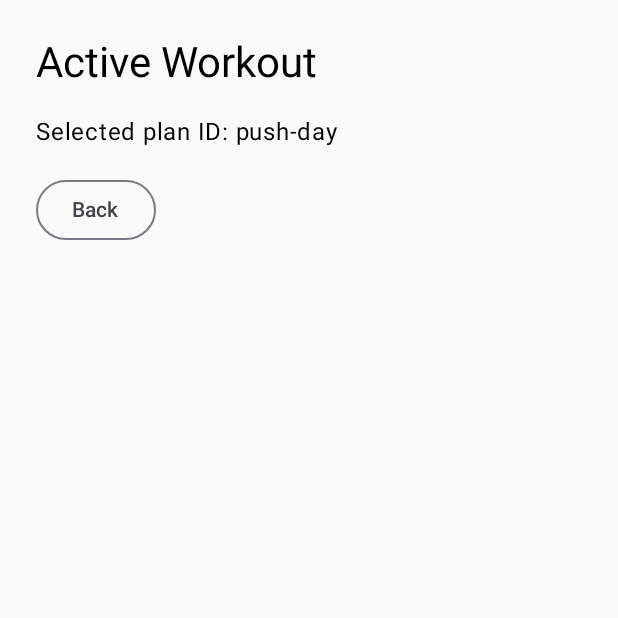
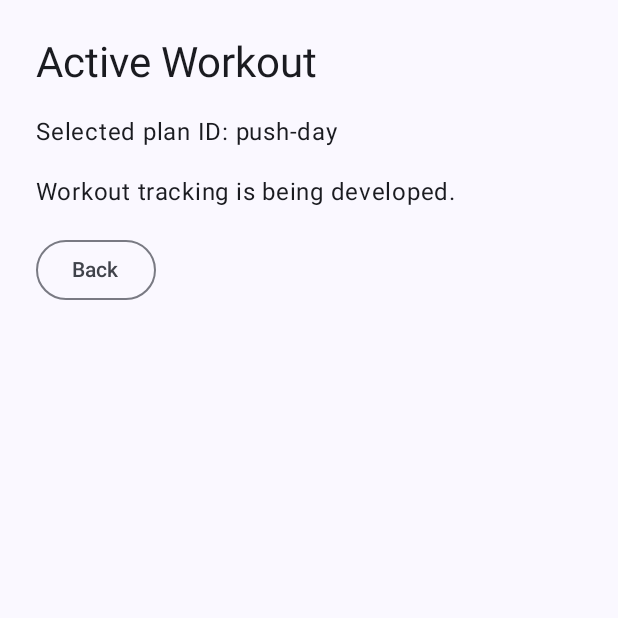
Before and after one commit to zhanibekmb/FitTrack, an Android app built with Jetpack Compose: the PlansPlaceholderScreen screen opened through its navigation route, after a tap on "Start Workout", on a phone screen of 412 x 824 dp, the top half of it. Run offline under Robolectric (Android 15) with nearby library versions, the phone set to English and light mode, and no system bars.

Commit message:
Improve dashboard state and safe placeholder navigation

```diff
--- a/app/src/main/java/com/example/fittrack/navigation/FitTrackNavGraph.kt
+++ b/app/src/main/java/com/example/fittrack/navigation/FitTrackNavGraph.kt
@@ -1,127 +1,95 @@
-
 package com.example.fittrack.navigation
 
-import androidx.compose.runtime.Composable
-import androidx.compose.runtime.getValue
+import androidx.compose.foundation.layout.padding
+import androidx.compose.material3.Scaffold
+import androidx.compose.material3.SnackbarHost
+import androidx.compose.material3.SnackbarHostState
+import androidx.compose.runtime.*
+import androidx.compose.ui.Modifier
+import androidx.compose.ui.res.stringResource
 import androidx.lifecycle.compose.collectAsStateWithLifecycle
 import androidx.lifecycle.viewmodel.compose.viewModel
 import androidx.navigation.NavType
-import androidx.navigation.compose.NavHost
-import androidx.navigation.compose.composable
-import androidx.navigation.compose.rememberNavController
+import androidx.navigation.compose.*
 import androidx.navigation.navArgument
-
+import com.example.fittrack.R
 import com.example.fittrack.data.repository.FitTrackContainer
-import com.example.fittrack.ui.home.HomeScreen
-import com.example.fittrack.ui.home.HomeViewModel
-import com.example.fittrack.ui.home.HomeViewModelFactory
+import com.example.fittrack.ui.home.*
+import kotlinx.coroutines.launch
 
 @Composable
 fun FitTrackNavGraph() {
+    val navController = rememberNavController()
+    val repository = FitTrackContainer.repository
+    val snackbar = remember { SnackbarHostState() }
+    val scope = rememberCoroutineScope()
+    val conflictMessage = stringResource(R.string.workout_conflict)
+    val invalidMessage = stringResource(R.string.invalid_plan)
 
-    val navController = rememberNavController()
+    fun openWorkout(planId: String) {
+        val active = repository.activeSession.value
+        val message = when {
+            repository.plans.value.none { it.id == planId } -> invalidMessage
+            active != null && active.planId != planId -> conflictMessage
+            active == null && repository.startWorkout(planId) == null -> invalidMessage
+            else -> null
+        }
+        if (message != null) {
+            scope.launch { snackbar.showSnackbar(message) }
+        } else {
+            navController.navigate(Routes.workout(planId)) { launchSingleTop = true }
+        }
+    }
 
-    // Shared Repository for all screens
-    val repository = FitTrackContainer.repository
-
+    // Apply system-bar insets once for all current screens.
+    Scaffold(snackbarHost = { SnackbarHost(snackbar) }) { padding ->
         NavHost(
             navController = navController,
-        startDestination = Routes.HOME
+            startDestination = Routes.HOME,
+            modifier = Modifier.padding(padding)
         ) {
-
-        // HOME
             composable(Routes.HOME) {
-
                 val homeViewModel: HomeViewModel = viewModel(
                     factory = HomeViewModelFactory(repository)
                 )
-
-            val uiState by homeViewModel.uiState
-                .collectAsStateWithLifecycle()
-
+                val uiState by homeViewModel.uiState.collectAsStateWithLifecycle()
                 HomeScreen(
                     uiState = uiState,
-
                     onOpenPlans = {
-                    navController.navigate(Routes.PLANS)
+                        navController.navigate(Routes.PLANS) { launchSingleTop = true }
                     },
-
                     onOpenHistory = {
-                    navController.navigate(Routes.HISTORY)
-                }
+                        navController.navigate(Routes.HISTORY) { launchSingleTop = true }
+                    },
+                    onResumeWorkout = { openWorkout(it) }
                 )
             }
-
-        // PLANS
-
             composable(Routes.PLANS) {
-
-            val plans by repository.plans
-                .collectAsStateWithLifecycle()
-
+                val plans by repository.plans.collectAsStateWithLifecycle()
                 PlansPlaceholderScreen(
                     plans = plans,
-
-                onStartWorkout = { planId ->
-
-                    val active = repository.activeSession.value
-
-                    if (active == null) {
-
-                        val session = repository.startWorkout(planId)
-
-                        if (session != null) {
-                            navController.navigate(
-                                Routes.workout(planId)
+                    onStartWorkout = { openWorkout(it) },
+                    onBack = { navController.popBackStack() }
                 )
             }
-
-                    } else if (active.planId == planId) {
-
-                        // Resume existing workout
-                        navController.navigate(
-                            Routes.workout(planId)
-                        )
+            composable(Routes.HISTORY) {
+                HistoryPlaceholderScreen(onBack = { navController.popBackStack() })
             }
-                },
-
-                onBack = {
-                    navController.popBackStack()
-                }
-            )
-        }
-
-
-        // HISTORY
-        composable(Routes.HISTORY) {
-
-            HistoryPlaceholderScreen(
-                onBack = {
-                    navController.popBackStack()
-                }
-            )
-        }
-
-        // WORKOUT
             composable(
                 route = Routes.WORKOUT,
-            arguments = listOf(
-                navArgument("planId") {
-                    type = NavType.StringType
-                }
-            )
-        ) { backStackEntry ->
-
-            val planId = backStackEntry.arguments
-                ?.getString("planId")
-                .orEmpty()
-
+                arguments = listOf(navArgument(Routes.PLAN_ID) { type = NavType.StringType })
+            ) { entry ->
+                val planId = entry.arguments?.getString(Routes.PLAN_ID)
+                val plans by repository.plans.collectAsStateWithLifecycle()
+                if (planId.isNullOrBlank() || plans.none { it.id == planId }) {
+                    InvalidPlanPlaceholderScreen(onBack = { navController.popBackStack() })
+                } else {
                     WorkoutPlaceholderScreen(
                         planId = planId,
-                onBack = {
-                    navController.popBackStack()
-                }
+                        onBack = { navController.popBackStack() }
                     )
                 }
             }
         }
+    }
+}
--- a/app/src/main/java/com/example/fittrack/navigation/PlaceholderScreens.kt
+++ b/app/src/main/java/com/example/fittrack/navigation/PlaceholderScreens.kt
@@ -15,6 +15,8 @@ import androidx.compose.material3.OutlinedButton
 import androidx.compose.material3.Text
 import androidx.compose.runtime.Composable
 import androidx.compose.ui.Modifier
+import androidx.compose.ui.res.stringResource
+import com.example.fittrack.R
 import androidx.compose.ui.unit.dp
 
 
@@ -33,7 +35,7 @@ fun PlansPlaceholderScreen(
     ) {
 
         Text(
-            text = "My Workout Plans",
+            text = stringResource(R.string.workout_plans),
             style = MaterialTheme.typography.headlineMedium
         )
 
@@ -54,7 +56,7 @@ fun PlansPlaceholderScreen(
                     )
 
                     Text(
-                        text = "${plan.exercises.size} exercises"
+                        text = stringResource(R.string.exercise_count, plan.exercises.size)
                     )
 
                     Button(
@@ -62,45 +64,19 @@ fun PlansPlaceholderScreen(
                             onStartWorkout(plan.id)
                         }
                     ) {
-                        Text("Start Workout")
+                        Text(stringResource(R.string.start_workout))
                     }
                 }
             }
         }
 
         OutlinedButton(onClick = onBack) {
-            Text("Back")
+            Text(stringResource(R.string.back))
         }
     }
 }
 
 
-
-@Composable
-fun PlansPlaceholderScreen(
-    onStartWorkout: (String) -> Unit,
-    onBack: () -> Unit
-) {
-    Column(
-        modifier = Modifier
-            .fillMaxSize()
-            .padding(24.dp)
-    ) {
-        Text("My Workout Plans")
-
-        Button(
-            onClick = {
-                onStartWorkout("push-001")
-            }
-        ) {
-            Text("Start Push Day")
-        }
-
-        Button(onClick = onBack) {
-            Text("Back")
-        }
-    }
-}
 
 @Composable
 fun HistoryPlaceholderScreen(
@@ -113,14 +89,14 @@ fun HistoryPlaceholderScreen(
         verticalArrangement = Arrangement.spacedBy(16.dp)
     ) {
         Text(
-            text = "Workout History",
+            text = stringResource(R.string.workout_history),
             style = MaterialTheme.typography.headlineMedium
         )
 
-        Text("Here will be your workout history.")
+        Text(stringResource(R.string.history_pending))
 
         OutlinedButton(onClick = onBack) {
-            Text("Back")
+            Text(stringResource(R.string.back))
         }
     }
 }
@@ -137,14 +113,28 @@ fun WorkoutPlaceholderScreen(
         verticalArrangement = Arrangement.spacedBy(16.dp)
     ) {
         Text(
-            text = "Active Workout",
+            text = stringResource(R.string.active_workout),
             style = MaterialTheme.typography.headlineMedium
         )
 
-        Text("Selected plan ID: $planId")
+        Text(stringResource(R.string.selected_plan, planId))
+        Text(stringResource(R.string.workout_pending))
 
         OutlinedButton(onClick = onBack) {
-            Text("Back")
+            Text(stringResource(R.string.back))
         }
     }
 }
+
+@Composable
+fun InvalidPlanPlaceholderScreen(onBack: () -> Unit) {
+    Column(
+        modifier = Modifier.fillMaxSize().padding(24.dp),
+        verticalArrangement = Arrangement.spacedBy(16.dp)
+    ) {
+        Text(stringResource(R.string.invalid_plan))
+        OutlinedButton(onClick = onBack) {
+            Text(stringResource(R.string.back))
+        }
+    }
+}
--- a/app/src/main/java/com/example/fittrack/navigation/Routes.kt
+++ b/app/src/main/java/com/example/fittrack/navigation/Routes.kt
@@ -1,12 +1,16 @@
 package com.example.fittrack.navigation
+
+import android.net.Uri
 
 object Routes {
     const val HOME = "home"
     const val PLANS = "plans"
     const val HISTORY = "history"
+    const val PLAN_ID = "planId"
     const val WORKOUT = "workout/{planId}"
 
     fun workout(planId: String): String {
-        return "workout/$planId"
+        require(planId.isNotBlank()) { "Plan ID cannot be blank" }
+        return "workout/${Uri.encode(planId)}"
     }
 }
--- /dev/null
+++ b/app/src/main/java/com/example/fittrack/ui/components/StatCard.kt
@@ -0,0 +1,35 @@
+package com.example.fittrack.ui.components
+
+import androidx.compose.foundation.layout.*
+import androidx.compose.material3.*
+import androidx.compose.runtime.Composable
+import androidx.compose.ui.Modifier
+import androidx.compose.ui.unit.dp
+
+@Composable
+fun StatCard(
+    title: String,
+    value: String,
+    modifier: Modifier = Modifier
+) {
+
+    Card(modifier = modifier) {
+
+        Column(
+            modifier = Modifier.padding(16.dp),
+            verticalArrangement =
+                Arrangement.spacedBy(8.dp)
+        ) {
+
+            Text(
+                text = title,
+                style = MaterialTheme.typography.bodyMedium
+            )
+
+            Text(
+                text = value,
+                style = MaterialTheme.typography.headlineSmall
+            )
+        }
+    }
+}
--- /dev/null
+++ b/app/src/main/java/com/example/fittrack/ui/home/DashboardState.kt
@@ -0,0 +1,23 @@
+package com.example.fittrack.ui.home
+
+import com.example.fittrack.data.model.WorkoutPlan
+import com.example.fittrack.data.model.WorkoutSession
+
+internal fun dashboardState(
+    plans: List<WorkoutPlan>,
+    sessions: List<WorkoutSession>,
+    activeSession: WorkoutSession?,
+    today: Int
+): HomeUiState {
+    val finished = sessions.filter { it.isFinished }
+    return HomeUiState(
+        totalPlans = plans.size,
+        completedWorkouts = finished.size,
+        totalVolumeKg = finished.sumOf { session ->
+            session.completedSets.sumOf { it.volumeKg }
+        },
+        todayPlans = plans.filter { it.dayOfWeek == today },
+        activePlanName = plans.find { it.id == activeSession?.planId }?.name,
+        activePlanId = activeSession?.planId
+    )
+}
--- a/app/src/main/java/com/example/fittrack/ui/home/HomeScreen.kt
+++ b/app/src/main/java/com/example/fittrack/ui/home/HomeScreen.kt
@@ -6,14 +6,18 @@ import androidx.compose.foundation.verticalScroll
 import androidx.compose.material3.*
 import androidx.compose.runtime.Composable
 import androidx.compose.ui.Modifier
+import androidx.compose.ui.platform.LocalConfiguration
+import androidx.compose.ui.res.stringResource
+import com.example.fittrack.R
+import com.example.fittrack.ui.components.StatCard
 import androidx.compose.ui.unit.dp
-import java.util.Locale
 
 @Composable
 fun HomeScreen(
     uiState: HomeUiState,
     onOpenPlans: () -> Unit,
-    onOpenHistory: () -> Unit
+    onOpenHistory: () -> Unit,
+    onResumeWorkout: (String) -> Unit = {}
 ) {
 
     Column(
@@ -25,18 +29,18 @@ fun HomeScreen(
     ) {
 
         Text(
-            text = "FitTrack",
+            text = stringResource(R.string.app_name),
             style = MaterialTheme.typography.headlineLarge
         )
 
         Text(
-            text = "Your workouts. Your progress.",
+            text = stringResource(R.string.tagline),
             style = MaterialTheme.typography.titleMedium
         )
 
         // STATISTICS
         Text(
-            text = "My Statistics",
+            text = stringResource(R.string.statistics),
             style = MaterialTheme.typography.titleLarge
         )
 
@@ -46,30 +50,30 @@ fun HomeScreen(
         ) {
 
             StatCard(
-                title = "Plans",
+                title = stringResource(R.string.plans_count),
                 value = uiState.totalPlans.toString(),
                 modifier = Modifier.weight(1f)
             )
 
             StatCard(
-                title = "Workouts",
+                title = stringResource(R.string.workouts_count),
                 value = uiState.completedWorkouts.toString(),
                 modifier = Modifier.weight(1f)
             )
         }
 
         StatCard(
-            title = "Total Volume",
-            value = String.format(
-                Locale.getDefault(),
-                "%.1f kg",
+            title = stringResource(R.string.total_volume),
+            value = stringResource(R.string.volume_value, String.format(
+                LocalConfiguration.current.locales[0],
+                "%.1f",
                 uiState.totalVolumeKg
-            ),
+            )),
             modifier = Modifier.fillMaxWidth()
         )
 
         // ACTIVE WORKOUT
-        if (uiState.activePlanName != null) {
+        if (uiState.activePlanId != null) {
             Card(
                 modifier = Modifier.fillMaxWidth()
             ) {
@@ -77,25 +81,28 @@ fun HomeScreen(
                     modifier = Modifier.padding(16.dp)
                 ) {
                     Text(
-                        text = "Active Workout",
+                        text = stringResource(R.string.active_workout),
                         style = MaterialTheme.typography.titleMedium
                     )
 
                     Text(
-                        text = uiState.activePlanName
+                        text = uiState.activePlanName ?: stringResource(R.string.workout)
                     )
+                    Button(onClick = { onResumeWorkout(uiState.activePlanId) }) {
+                        Text(stringResource(R.string.resume_workout))
+                    }
                 }
             }
         }
 
         // TODAY'S WORKOUT
         Text(
-            text = "Today's Workout",
+            text = stringResource(R.string.today_workout),
             style = MaterialTheme.typography.titleLarge
         )
 
         if (uiState.todayPlans.isEmpty()) {
-            Text("Rest day scheduled for today")
+            Text(stringResource(R.string.rest_day))
         } else {
             uiState.todayPlans.forEach { plan ->
 
@@ -115,11 +122,11 @@ fun HomeScreen(
                         )
 
                         Text(
-                            text = "${plan.exercises.size} exercises"
+                            text = stringResource(R.string.exercise_count, plan.exercises.size)
                         )
 
                         Button(onClick = onOpenPlans) {
-                            Text("Open Plans")
+                            Text(stringResource(R.string.open_plans))
                         }
                     }
                 }
@@ -131,42 +138,14 @@ fun HomeScreen(
             onClick = onOpenPlans,
             modifier = Modifier.fillMaxWidth()
         ) {
-            Text("My Workout Plans")
+            Text(stringResource(R.string.workout_plans))
         }
 
         OutlinedButton(
             onClick = onOpenHistory,
             modifier = Modifier.fillMaxWidth()
         ) {
-            Text("Workout History")
+            Text(stringResource(R.string.workout_history))
         }
     }
 }
-
-@Composable
-private fun StatCard(
-    title: String,
-    value: String,
-    modifier: Modifier = Modifier
-) {
-
-    Card(modifier = modifier) {
-
-        Column(
-            modifier = Modifier.padding(16.dp),
-            verticalArrangement =
-                Arrangement.spacedBy(8.dp)
-        ) {
-
-            Text(
-                text = title,
-                style = MaterialTheme.typography.bodyMedium
-            )
-
-            Text(
-                text = value,
-                style = MaterialTheme.typography.headlineSmall
-            )
-        }
-    }
-}
--- a/app/src/main/java/com/example/fittrack/ui/home/HomeUiState.kt
+++ b/app/src/main/java/com/example/fittrack/ui/home/HomeUiState.kt
@@ -7,5 +7,6 @@ data class HomeUiState(
     val completedWorkouts: Int = 0,
     val totalVolumeKg: Double = 0.0,
     val todayPlans: List<WorkoutPlan> = emptyList(),
-    val activePlanName: String? = null
+    val activePlanName: String? = null,
+    val activePlanId: String? = null
 )
--- a/app/src/main/java/com/example/fittrack/ui/home/HomeViewModel.kt
+++ b/app/src/main/java/com/example/fittrack/ui/home/HomeViewModel.kt
@@ -1,57 +1,30 @@
-
 package com.example.fittrack.ui.home
 
 import androidx.lifecycle.ViewModel
 import androidx.lifecycle.viewModelScope
 import com.example.fittrack.data.repository.WorkoutRepository
+import kotlinx.coroutines.delay
 import kotlinx.coroutines.flow.SharingStarted
 import kotlinx.coroutines.flow.StateFlow
 import kotlinx.coroutines.flow.combine
+import kotlinx.coroutines.flow.flow
 import kotlinx.coroutines.flow.stateIn
-import java.time.LocalDate
+import java.util.Calendar
 
-class HomeViewModel(
-    repository: WorkoutRepository
-) : ViewModel() {
+class HomeViewModel(repository: WorkoutRepository) : ViewModel() {
+    // Refresh the local date while observed, including after returning from background.
+    private val currentDay = flow {
+        while (true) {
+            val day = Calendar.getInstance().get(Calendar.DAY_OF_WEEK)
+            emit((day + 5) % 7 + 1) // Monday = 1; compatible with API 24.
+            delay(30_000)
+        }
+    }
 
     val uiState: StateFlow<HomeUiState> = combine(
-        repository.plans,
-        repository.sessions,
-        repository.activeSession
-    ) { plans, sessions, activeSession ->
-
-        // Today's day: Monday = 1, Sunday = 7
-        val today = LocalDate.now().dayOfWeek.value
-
-        // Total training volume
-        val totalVolume = sessions.sumOf { session ->
-            session.completedSets.sumOf { set ->
-                set.volumeKg
-            }
-        }
-
-        // Find today's scheduled plans
-        val scheduledPlans = plans.filter { plan ->
-            plan.dayOfWeek == today
-        }
-
-        // Find active workout name
-        val activeName = activeSession?.let { session ->
-            plans.find { plan ->
-                plan.id == session.planId
-            }?.name ?: "Workout"
-        }
-
-        HomeUiState(
-            totalPlans = plans.size,
-            completedWorkouts = sessions.count {
-                it.isFinished
-            },
-            totalVolumeKg = totalVolume,
-            todayPlans = scheduledPlans,
-            activePlanName = activeName
-        )
-
+        repository.plans, repository.sessions, repository.activeSession, currentDay
+    ) { plans, sessions, activeSession, today ->
+        dashboardState(plans, sessions, activeSession, today)
     }.stateIn(
         scope = viewModelScope,
         started = SharingStarted.WhileSubscribed(5_000),
--- a/app/src/main/res/values/strings.xml
+++ b/app/src/main/res/values/strings.xml
@@ -1,3 +1,25 @@
 <resources>
     <string name="app_name">FitTrack</string>
+    <string name="tagline">Your workouts. Your progress.</string>
+    <string name="statistics">My Statistics</string>
+    <string name="plans_count">Plans</string>
+    <string name="workouts_count">Workouts</string>
+    <string name="total_volume">Total Volume</string>
+    <string name="active_workout">Active Workout</string>
+    <string name="today_workout">Today\'s Workout</string>
+    <string name="rest_day">No workout scheduled for today</string>
+    <string name="open_plans">Open Plans</string>
+    <string name="workout_plans">Workout Plans</string>
+    <string name="workout_history">Workout History</string>
+    <string name="start_workout">Start Workout</string>
+    <string name="back">Back</string>
+    <string name="history_pending">Workout history is being developed.</string>
+    <string name="workout_pending">Workout tracking is being developed.</string>
+    <string name="workout">Workout</string>
+    <string name="resume_workout">Resume Workout</string>
+    <string name="workout_conflict">Resume and finish your active workout before starting another plan.</string>
+    <string name="invalid_plan">This workout plan is unavailable.</string>
+    <string name="selected_plan">Selected plan ID: %1$s</string>
+    <string name="exercise_count">%1$d exercises</string>
+    <string name="volume_value">%1$s kg</string>
 </resources>
```
Also changed, not shown: app/src/main/java/com/example/fittrack/MainActivity.kt (+1 -23 lines), 2 other files. Lines whose indentation alone changed are shown as unchanged.
